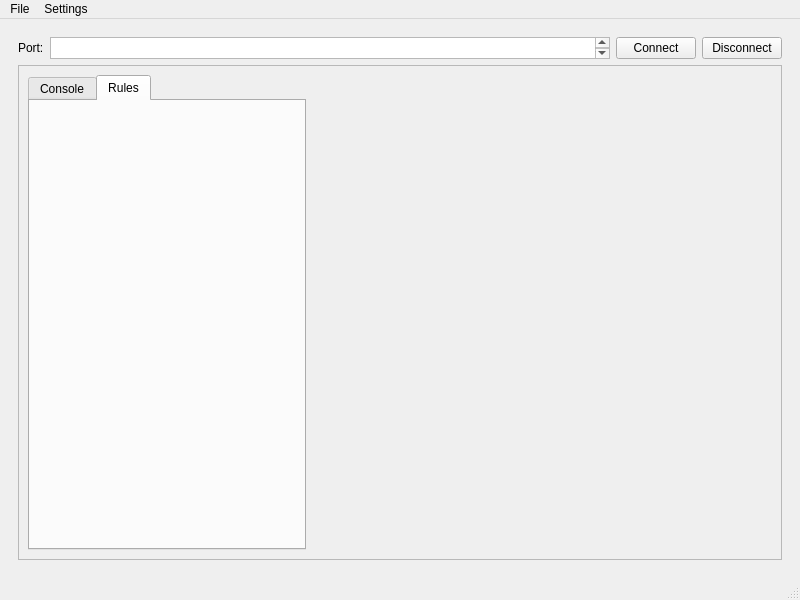
Above: form.ui from krupis/PlotTTY before the change. Below: the same form after it.
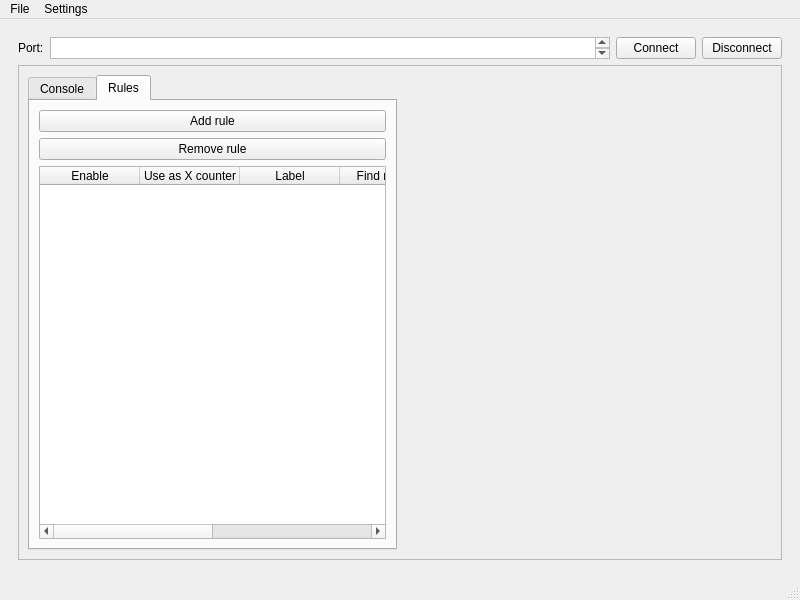
That is the form after the change. Custom widgets are drawn as their Qt base class.

Commit message: Add rules table

Patch:
```diff
--- a/form.ui
+++ b/form.ui
@@ -72,7 +72,7 @@
               <property name="frameShadow">
                <enum>QFrame::Shadow::Raised</enum>
               </property>
-              <layout class="QHBoxLayout" name="horizontalLayout_2" stretch="0,1">
+              <layout class="QHBoxLayout" name="horizontalLayout_2" stretch="1,1">
                <item>
                 <widget class="QTabWidget" name="tabWidget">
                  <property name="currentIndex">
@@ -98,7 +98,56 @@
                   </attribute>
                   <layout class="QVBoxLayout" name="verticalLayout_7">
                    <item>
-                    <layout class="QVBoxLayout" name="RulesLayout"/>
+                    <layout class="QVBoxLayout" name="RulesLayout">
+                     <item>
+                      <widget class="QPushButton" name="RemoveRuleButton">
+                       <property name="text">
+                        <string>Add rule</string>
+                       </property>
+                      </widget>
+                     </item>
+                     <item>
+                      <widget class="QPushButton" name="AddRuleButton">
+                       <property name="text">
+                        <string>Remove rule</string>
+                       </property>
+                      </widget>
+                     </item>
+                     <item>
+                      <widget class="QTableWidget" name="RulesTable">
+                       <column>
+                        <property name="text">
+                         <string>Enable</string>
+                        </property>
+                       </column>
+                       <column>
+                        <property name="text">
+                         <string>Use as X counter</string>
+                        </property>
+                       </column>
+                       <column>
+                        <property name="text">
+                         <string>Label</string>
+                        </property>
+                       </column>
+                       <column>
+                        <property name="text">
+                         <string>Find method</string>
+                        </property>
+                       </column>
+                       <column>
+                        <property name="text">
+                         <string>Extra setting</string>
+                        </property>
+                       </column>
+                       <column>
+                        <property name="text">
+                         <string>Position</string>
+                        </property>
+                       </column>
+                      </widget>
+                     </item>
+                    </layout>
                    </item>
                   </layout>
                  </widget>
```
The commit also changes 1 other file.
